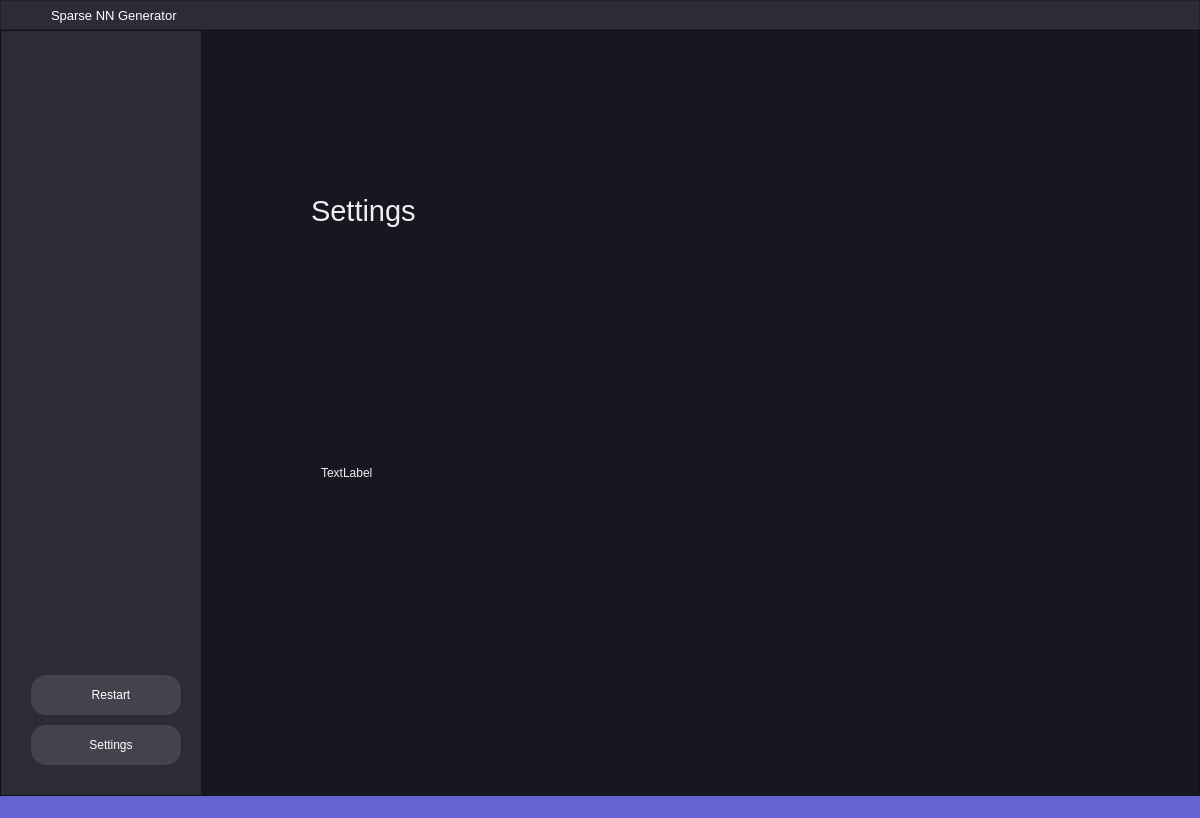
Qt form mainwindowui.ui (saxovia/bsc-thesis) before a commit.
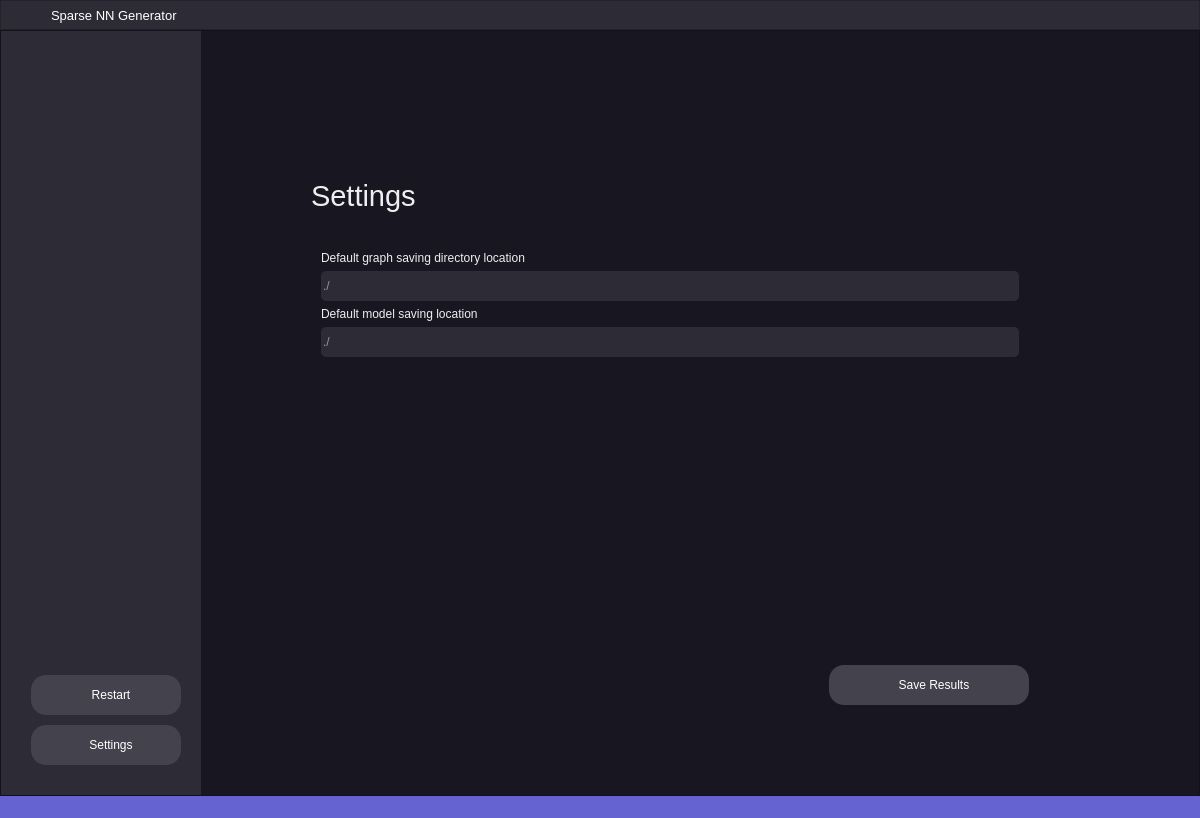
The same form after that commit. The open tabs and pages were chosen to show the change. Icons and pictures are not drawn.

Commit message: Finished Unit tests and settings

```diff
--- a/mainwindowui.ui
+++ b/mainwindowui.ui
@@ -132,7 +132,8 @@
 #model_page .QPushButton,
 #choose_results_page .QPushButton,
 #side_widget .QPushButton,
-#model_pruning_table_page .QPushButton{
+#model_pruning_table_page .QPushButton,
+#settings_page .QPushButton{
 	background-color: #44424c;
 	color: #fff;
 
@@ -140,7 +141,8 @@
 #timeline_page .QPushButton,
 #choose_results_page .QPushButton,
 #side_widget .QPushButton,
-#model_pruning_table_page .QPushButton {
+#model_pruning_table_page .QPushButton,
+#settings_page .QPushButton{
 	min-width: 200px;
 	max-width: 200px;
 	min-height: 40px;
@@ -502,7 +504,7 @@
           <property name="bottomMargin">
            <number>60</number>
           </property>
-          <item row="1" column="0">
+          <item row="0" column="0">
            <widget class="QStackedWidget" name="stackedWidget">
             <property name="autoFillBackground">
              <bool>false</bool>
@@ -2826,7 +2828,7 @@
                <number>80</number>
               </property>
               <property name="bottomMargin">
-               <number>60</number>
+               <number>30</number>
               </property>
               <property name="verticalSpacing">
                <number>10</number>
@@ -2840,13 +2842,50 @@
                  <enum>QFrame::Raised</enum>
                 </property>
                 <layout class="QGridLayout" name="gridLayout_12">
+                 <item row="2" column="0">
+                  <widget class="QLabel" name="label_65">
+                   <property name="text">
+                    <string>Default model saving location</string>
+                   </property>
+                  </widget>
+                 </item>
+                 <item row="0" column="0">
+                  <widget class="QLabel" name="label_64">
+                   <property name="text">
+                    <string>Default graph saving directory location</string>
+                   </property>
+                  </widget>
+                 </item>
+                 <item row="3" column="0">
+                  <widget class="QLineEdit" name="input_prior_model_save_dir">
+                   <property name="placeholderText">
+                    <string>./</string>
+                   </property>
+                  </widget>
+                 </item>
                  <item row="1" column="0">
-                  <widget class="QLabel" name="label_11">
+                  <widget class="QLineEdit" name="input_prior_graph_save_dir">
                    <property name="text">
-                    <string>TextLabel</string>
+                    <string/>
+                   </property>
+                   <property name="placeholderText">
+                    <string>./</string>
                    </property>
                   </widget>
                  </item>
+                 <item row="4" column="0">
+                  <spacer name="verticalSpacer_6">
+                   <property name="orientation">
+                    <enum>Qt::Vertical</enum>
+                   </property>
+                   <property name="sizeHint" stdset="0">
+                    <size>
+                     <width>20</width>
+                     <height>40</height>
+                    </size>
+                   </property>
+                  </spacer>
+                 </item>
                 </layout>
                </widget>
               </item>
@@ -2874,6 +2913,82 @@
                 </property>
                </widget>
               </item>
+              <item row="2" column="0">
+               <widget class="QWidget" name="widget_13" native="true">
+                <property name="minimumSize">
+                 <size>
+                  <width>0</width>
+                  <height>20</height>
+                 </size>
+                </property>
+                <layout class="QHBoxLayout" name="horizontalLayout_9">
+                 <property name="leftMargin">
+                  <number>0</number>
+                 </property>
+                 <property name="topMargin">
+                  <number>0</number>
+                 </property>
+                 <property name="rightMargin">
+                  <number>0</number>
+                 </property>
+                 <property name="bottomMargin">
+                  <number>0</number>
+                 </property>
+                 <item>
+                  <spacer name="horizontalSpacer_8">
+                   <property name="orientation">
+                    <enum>Qt::Horizontal</enum>
+                   </property>
+                   <property name="sizeHint" stdset="0">
+                    <size>
+                     <width>40</width>
+                     <height>20</height>
+                    </size>
+                   </property>
+                  </spacer>
+                 </item>
+                 <item>
+                  <widget class="QLabel" name="saved_settings_label">
+                   <property name="text">
+                    <string/>
+                   </property>
+                  </widget>
+                 </item>
+                 <item>
+                  <widget class="QPushButton" name="save_settings_button">
+                   <property name="sizePolicy">
+                    <sizepolicy hsizetype="Expanding" vsizetype="Fixed">
+                     <horstretch>0</horstretch>
+                     <verstretch>0</verstretch>
+                    </sizepolicy>
+                   </property>
+                   <property name="minimumSize">
+                    <size>
+                     <width>200</width>
+                     <height>40</height>
+                    </size>
+                   </property>
+                   <property name="maximumSize">
+                    <size>
+                     <width>200</width>
+                     <height>40</height>
+                    </size>
+                   </property>
+                   <property name="styleSheet">
+                    <string notr="true"/>
+                   </property>
+                   <property name="text">
+                    <string>   Save Results</string>
+                   </property>
+                   <property name="icon">
+                    <iconset>
+                     <normaloff>resources/icons/diskette.png</normaloff>resources/icons/diskette.png</iconset>
+                   </property>
+                  </widget>
+                 </item>
+                </layout>
+               </widget>
+              </item>
              </layout>
             </widget>
            </widget>
```
Left out of the diff: 8 changed lines with no effect on the pictures. The commit also changes 11 other files.
